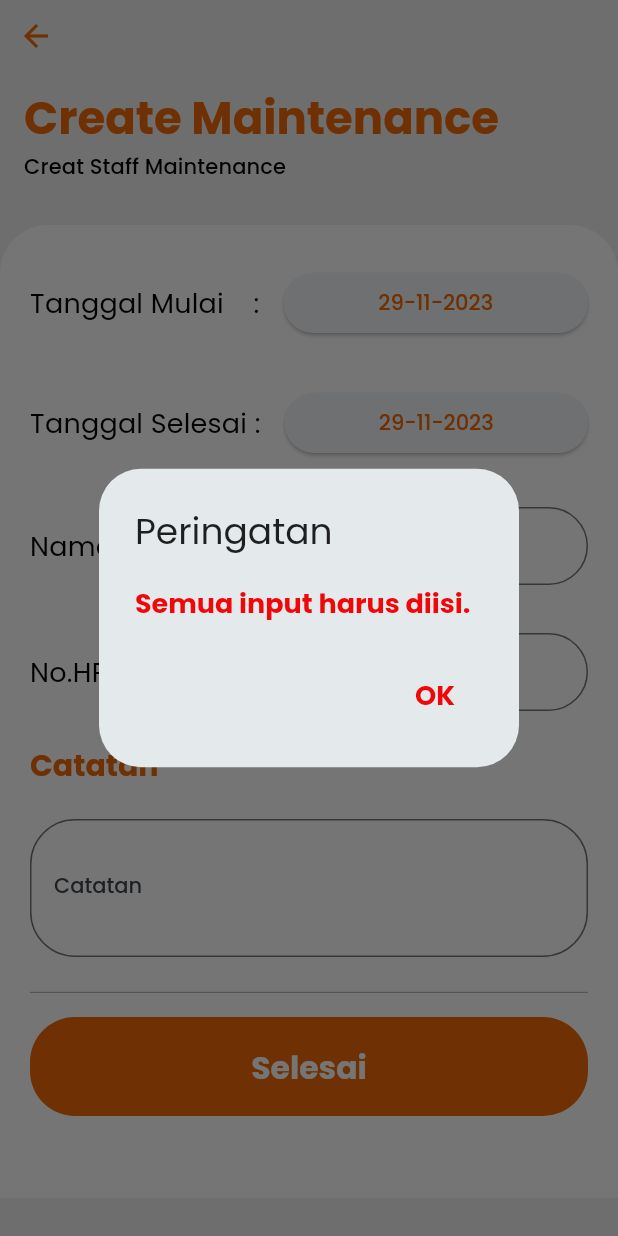
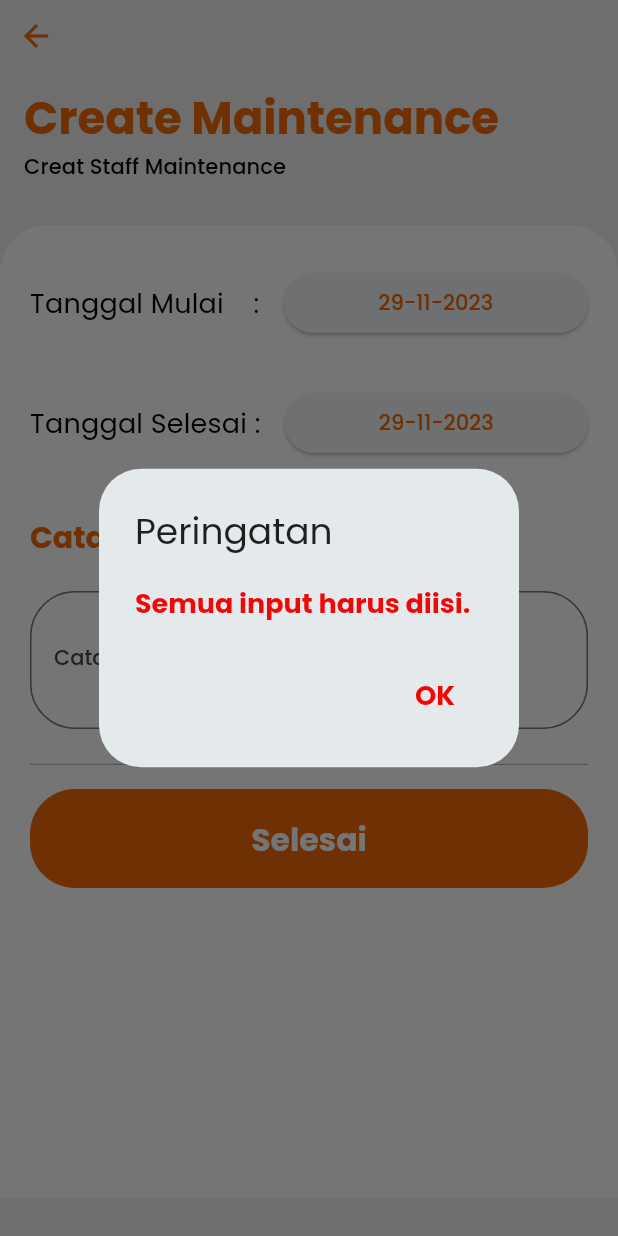
Before and after one commit to MirrorBottle/simpanin, a Flutter app: the StaffMaintenanceCreateScreen screen opened directly, after a tap on "Selesai", on a phone screen of 412 x 824 dp. Run offline on Flutter 3.47's test engine with Material 2 defaults, Android fonts, the phone set to English and light mode, and no system bars; our stand-ins replace cloud_firestore, firebase_auth, firebase_core, flutter_easyloading, flutter_onboarding_slider, flutter_svg and 6 more; accounts and stored records are empty.

Commit message:
feat (staff) : update tampilan

```diff
--- a/lib/pages/staff/maintenance/maintenance_create.dart
+++ b/lib/pages/staff/maintenance/maintenance_create.dart
@@ -181,44 +181,6 @@ class _StaffMaintenanceCreateScreenState
                   ),
                   SizedBox(height: 16),
 
-                  // Nama Pelanggan
-                  ListTile(
-                    contentPadding: EdgeInsets.zero,
-                    leading: Text(
-                      'Nama :',
-                      style: Theme.of(context).textTheme.titleMedium?.copyWith(
-                            color: Color.fromARGB(255, 0, 0, 0),
-                            fontSize: 18,
-                          ),
-                    ),
-                    title: Expanded(
-                      child: TextField(
-                        controller: _namaPelangganController,
-                        decoration:
-                            InputDecoration(labelText: 'Nama Pelanggan'),
-                      ),
-                    ),
-                  ),
-                  SizedBox(height: 16),
-
-                  // Nomor HP
-                  ListTile(
-                    contentPadding: EdgeInsets.zero,
-                    leading: Text(
-                      'No.HP  :',
-                      style: Theme.of(context).textTheme.titleMedium?.copyWith(
-                            color: Color.fromARGB(255, 0, 0, 0),
-                            fontSize: 18,
-                          ),
-                    ),
-                    title: Expanded(
-                      child: TextField(
-                        controller: _nomorHPController,
-                        decoration: InputDecoration(labelText: 'Nomor HP'),
-                      ),
-                    ),
-                  ),
-
                   // Catatan
                   ListTile(
                     contentPadding: EdgeInsets.zero,
@@ -255,8 +217,7 @@ class _StaffMaintenanceCreateScreenState
                     buttontext: "Selesai",
                     onPressed: () {
                       // Mengecek apakah ada input yang kosong
-                      if (_namaPelangganController.text.isEmpty ||
-                          _nomorHPController.text.isEmpty ||
+                      if (
                           _catatanController.text.isEmpty) {
                         // Menampilkan pesan peringatan jika ada input yang kosong
                         showDialog(
```
Also changed, not shown: lib/pages/staff/maintenance/maintenance_edit.dart (+0 -39 lines).
